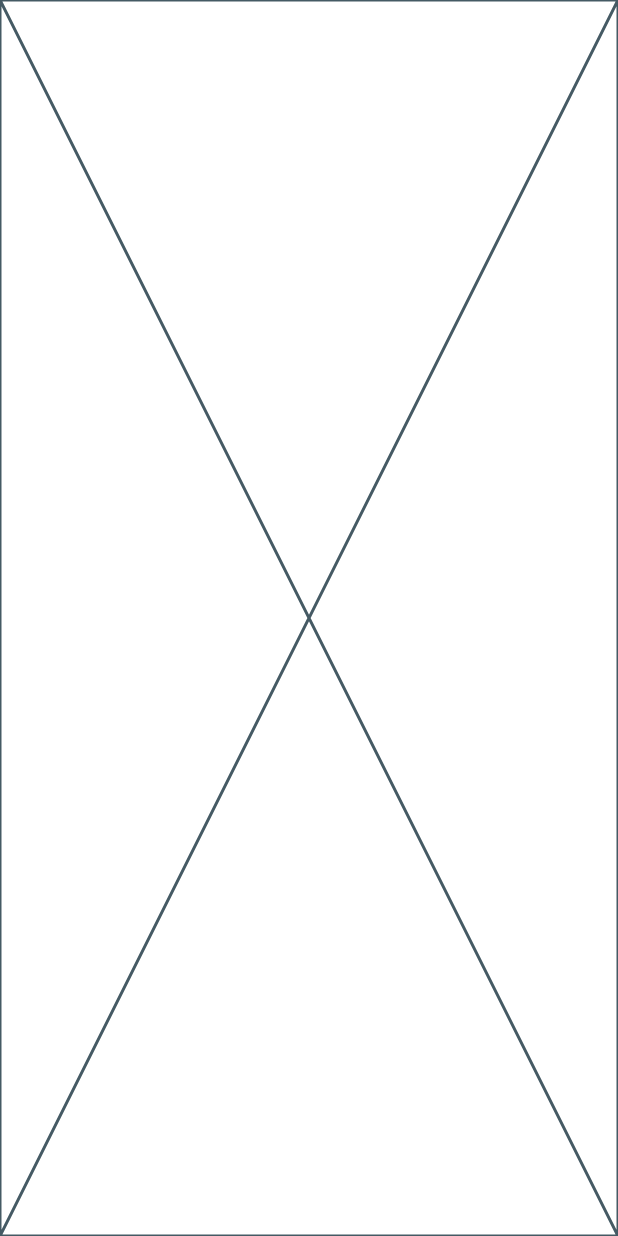
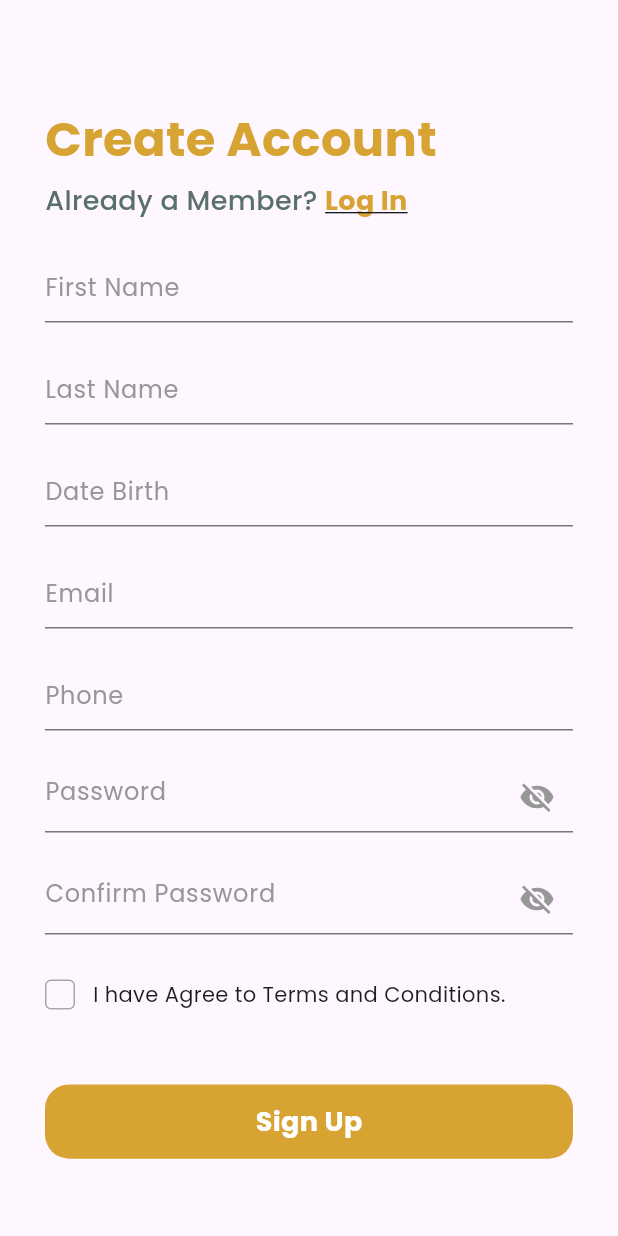
Before and after one commit to ChenCiaLiang/2_D_Bioskop, a Flutter app: the screen it shows after launch, after a tap on "Sign Up", on a phone screen of 412 x 824 dp. Run offline on Flutter 3.47's test engine with Material 3 defaults, Android fonts, the light colour scheme and no system bars.

Commit message:
Sign Up UI Done

```diff
--- a/dua_d_bioskop/analysis_options.yaml
+++ /dev/null
@@ -1 +0,0 @@
-include: package:flutter_lints/flutter.yaml
--- a/dua_d_bioskop/lib/main.dart
+++ /dev/null
@@ -1,20 +0,0 @@
-import 'package:flutter/material.dart';
-
-void main() {
-  runApp(const MainApp());
-}
-
-class MainApp extends StatelessWidget {
-  const MainApp({super.key});
-
-  @override
-  Widget build(BuildContext context) {
-    return const MaterialApp(
-      home: Scaffold(
-        body: Center(
-          child: Text('Hello World!'),
-        ),
-      ),
-    );
-  }
-}
--- a/tubez/lib/screens/login.dart
+++ b/tubez/lib/screens/login.dart
@@ -1,5 +1,5 @@
 import 'package:flutter/material.dart';
-import 'package:tubez/screens/singup.dart';
+import 'package:tubez/screens/signup.dart';
 import 'package:tubez/theme.dart';
 import 'package:tubez/widgets/login_form.dart';
 import 'package:tubez/widgets/login_options.dart';
@@ -11,6 +11,7 @@ class LoginScreen extends StatelessWidget {
   @override
   Widget build(BuildContext context) {
     return Scaffold(
+      resizeToAvoidBottomInset: false,
       body: Padding(
         padding: kDefaultPadding,
         child: Column(
--- /dev/null
+++ b/tubez/lib/screens/signup.dart
@@ -0,0 +1,92 @@
+import 'package:flutter/material.dart';
+import 'package:tubez/screens/login.dart';
+import 'package:tubez/theme.dart';
+import 'package:tubez/widgets/checkbox.dart';
+import 'package:tubez/widgets/primary_button.dart';
+import 'package:tubez/widgets/signup_form.dart';
+
+class SignUpScreen extends StatelessWidget {
+  final _formKey = GlobalKey<FormState>();
+
+  @override
+  Widget build(BuildContext context) {
+    return Scaffold(
+      resizeToAvoidBottomInset: false,
+      body: SafeArea(
+        child: Form(
+          key: _formKey,
+          child: Column(
+            crossAxisAlignment: CrossAxisAlignment.start,
+            children: [
+              SizedBox(
+                height: 70,
+              ),
+              Padding(
+                padding: kDefaultPadding,
+                child: Text(
+                  'Create Account',
+                  style: titleText,
+                ),
+              ),
+              SizedBox(
+                height: 5,
+              ),
+              Padding(
+                padding: kDefaultPadding,
+                child: Row(
+                  children: [
+                    Text(
+                      'Already a Member?',
+                      style: subTitle,
+                    ),
+                    SizedBox(
+                      width: 5,
+                    ),
+                    GestureDetector(
+                      onTap: () {
+                        Navigator.push(
+                            context,
+                            MaterialPageRoute(
+                                builder: (context) => const LoginScreen()));
+                      },
+                      child: Text(
+                        'Log In',
+                        style: textButton.copyWith(
+                          decoration: TextDecoration.underline,
+                          decorationThickness: 1,
+                        ),
+                      ),
+                    ),
+                  ],
+                ),
+              ),
+              const SizedBox(
+                height: 10,
+              ),
+              Padding(
+                padding: kDefaultPadding,
+                child: SignUpForm(),
+              ),
+              SizedBox(
+                height: 20,
+              ),
+              Padding(
+                padding: kDefaultPadding,
+                child: CheckBox('I have Agree to Terms and Conditions.'),
+              ),
+              SizedBox(
+                height: 50,
+              ),
+              Padding(
+                padding: kDefaultPadding,
+                child: PrimaryButton(
+                  buttonText: 'Sign Up'
+                ),
+              ),
+            ],
+          ),
+        ),
+      ),
+    );
+  }
+}
--- a/tubez/lib/screens/singup.dart
+++ /dev/null
@@ -1,10 +0,0 @@
-import 'package:flutter/material.dart';
-
-class SignUpScreen extends StatelessWidget {
-  const SignUpScreen({super.key});
-
-  @override
-  Widget build(BuildContext context) {
-    return const Placeholder();
-  }
-}
--- a/tubez/lib/theme.dart
+++ b/tubez/lib/theme.dart
@@ -1,6 +1,6 @@
 import 'package:flutter/material.dart';
 
-const kPrimaryColor = Color(0xFF1B383A);
+const kPrimaryColor = Color.fromARGB(205, 205, 144, 3);
 const kSecondaryColor = Color(0xFF59706F);
 const kDarkGreyColor = Color(0xFFA8A8A8);
 const kWhiteColor = Color(0xFFFFFFFF);
--- /dev/null
+++ b/tubez/lib/widgets/checkbox.dart
@@ -0,0 +1,48 @@
+import 'package:flutter/material.dart';
+import 'package:tubez/theme.dart';
+
+class CheckBox extends StatefulWidget {
+  final String text;
+  const CheckBox(this.text);
+  @override
+  State<CheckBox> createState() => _CheckBoxState();
+}
+
+class _CheckBoxState extends State<CheckBox> {
+  bool isSelected = false;
+  @override
+  Widget build(BuildContext context) {
+    return Column(
+      children: [
+        Row(
+          children: [
+            GestureDetector(
+              onTap: () {
+                setState(() {
+                  isSelected = !isSelected;
+                });
+              },
+              child: Container(
+                width: 20,
+                height: 20,
+                decoration: BoxDecoration(
+                  borderRadius: BorderRadius.circular(4),
+                  border: Border.all(color: kDarkGreyColor)
+                ),
+                child: isSelected ? Icon(
+                  Icons.check,
+                  size: 18,
+                  color: Colors.green,
+                ) : null,
+              ),
+            ),
+            SizedBox(
+              width: 12,
+            ),
+            Text(widget.text),
+          ],
+        )
+      ],
+    );
+  }
+}
--- a/tubez/lib/widgets/login_form.dart
+++ b/tubez/lib/widgets/login_form.dart
@@ -42,7 +42,7 @@ class _LoginFormState extends State<LoginForm> {
                     },
                     icon: Icon(
                       isObscure ? Icons.visibility_off : Icons.visibility,
-                      color: kPrimaryColor,
+                      color: kTextFieldColor,
                     ),
                   )
                 : null),
--- a/tubez/lib/widgets/login_options.dart
+++ b/tubez/lib/widgets/login_options.dart
@@ -23,13 +23,6 @@ class LoginOption extends StatelessWidget {
             Direct.launchURL('https://www.instagram.com/');
           },
         ),
-        BuildButton(
-          iconImage: Image(
-              height: 35, width: 35, image: AssetImage('images/discord.png')),
-          onPressed: () {
-            Direct.launchURL('https://www.instagram.com/');
-          },
-        ),
       ],
     );
   }
--- a/tubez/lib/widgets/primary_button.dart
+++ b/tubez/lib/widgets/primary_button.dart
@@ -8,7 +8,7 @@ class PrimaryButton extends StatelessWidget {
   Widget build(BuildContext context) {
     return Container(
         alignment: Alignment.center,
-        height: MediaQuery.of(context).size.height * 0.08,
+        height: MediaQuery.of(context).size.height * 0.06,
         width: double.infinity,
         decoration: BoxDecoration(
             borderRadius: BorderRadius.circular(16), color: kPrimaryColor),
--- /dev/null
+++ b/tubez/lib/widgets/signup_form.dart
@@ -0,0 +1,57 @@
+import 'package:flutter/material.dart';
+import 'package:tubez/theme.dart';
+
+class SignUpForm extends StatefulWidget {
+  @override
+  State<SignUpForm> createState() => _SignUpFormState();
+}
+
+class _SignUpFormState extends State<SignUpForm> {
+  bool _isObscure = true;
+  @override
+  Widget build(BuildContext context) {
+    return Column(
+      children: [
+        buildInputForm('First Name', false),
+        buildInputForm('Last Name', false),
+        buildInputForm('Date Birth', false),
+        buildInputForm('Email', false),
+        buildInputForm('Phone', false),
+        buildInputForm('Password', true),
+        buildInputForm('Confirm Password', true),
+      ],
+    );
+  }
+
+  Padding buildInputForm(String hint, bool pass) {
+    return Padding(
+        padding: EdgeInsets.symmetric(vertical: 10),
+        child: TextFormField(
+          obscureText: pass ? _isObscure : false,
+          decoration: InputDecoration(
+            hintText: hint,
+            hintStyle: TextStyle(color: kTextFieldColor),
+            focusedBorder: UnderlineInputBorder(
+              borderSide: BorderSide(color: kPrimaryColor)),
+            suffixIcon: pass
+            ? IconButton(
+                onPressed: (){
+                  setState(() {
+                    _isObscure = !_isObscure;
+                  });
+                },
+                icon: _isObscure ?
+                  Icon(
+                    Icons.visibility_off,
+                    color: kTextFieldColor,
+                  )
+                : Icon(
+                      Icons.visibility,
+                      color: kTextFieldColor,
+                  ))
+            : null,
+          ),
+        ),
+      );
+  }
+}
```
Also changed, not shown: dua_d_bioskop/pubspec.yaml (deleted, +0 -19 lines), tubez/lib/screens/register.dart (deleted, +0 -136 lines), dua_d_bioskop/pubspec.lock (deleted), tubez/lib/screens/forgot_password.dart (added), 123 other files.
